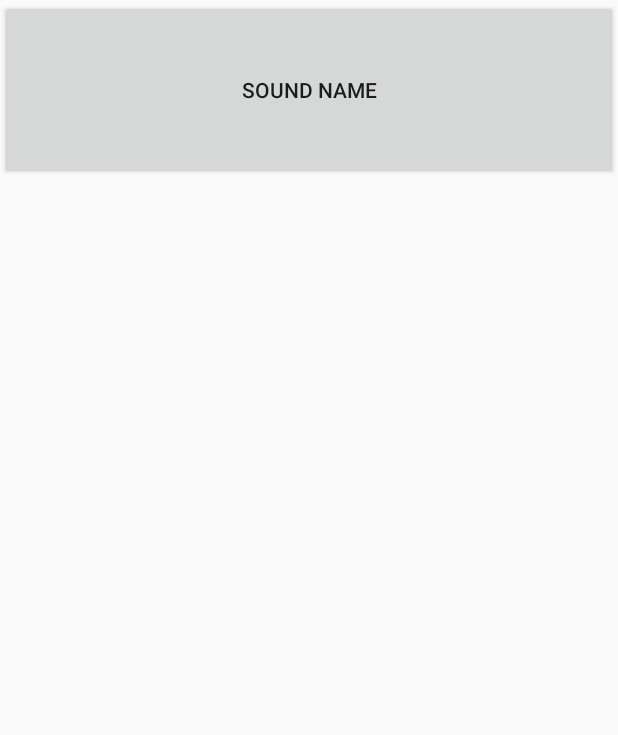
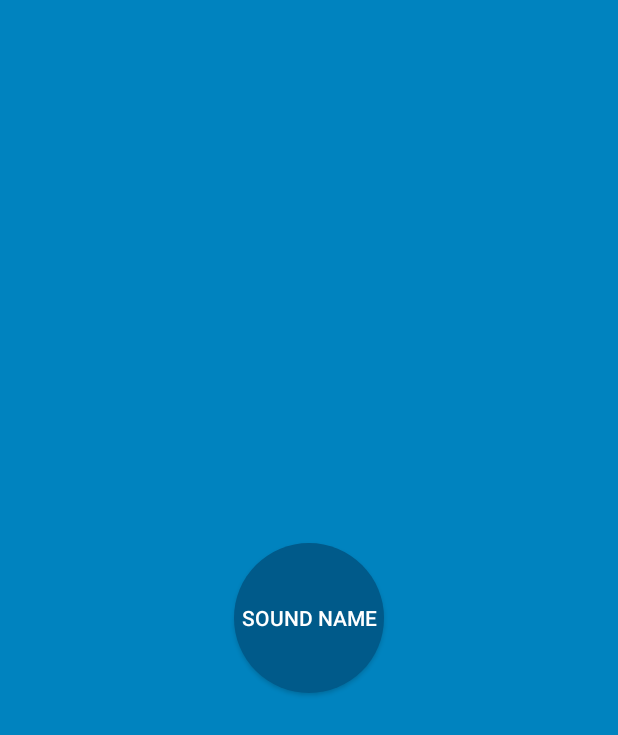
Before and after one commit to DmitriySlepets/BeatBox, an Android app: the layout list_item_sound.xml on its own in the app's theme, with its tools: preview values and no code run, on a phone screen of 412 x 824 dp. Shown: the top 735 px of the screen. Run offline under Robolectric (Android 15) with nearby library versions, the phone set to English and light mode, and no system bars.

Commit message:
new style

```diff
--- /dev/null
+++ b/app/src/main/res/drawable/button_beat_box_normal.xml
@@ -0,0 +1,3 @@
+<shape xmlns:android="http://schemas.android.com/apk/res/android" android:shape="oval">
+    <solid android:color="@color/dark_blue" />
+</shape>
--- a/app/src/main/res/layout/list_item_sound.xml
+++ b/app/src/main/res/layout/list_item_sound.xml
@@ -7,8 +7,9 @@
             type="ru.codeking.beatbox.viewmodel.SoundViewModel" />
     </data>
     <Button
-        android:layout_width="match_parent"
-        android:layout_height="120dp"
+        android:layout_width="100dp"
+        android:layout_height="100dp"
+        android:layout_gravity="center"
         android:onClick="@{() -> viewModel.onButtonClicked()}"
         android:text="@{viewModel.title}"
         tools:text="Sound name"/>
--- a/app/src/main/res/values/colors.xml
+++ b/app/src/main/res/values/colors.xml
@@ -3,4 +3,10 @@
     <color name="colorPrimary">#008577</color>
     <color name="colorPrimaryDark">#00574B</color>
     <color name="colorAccent">#D81B60</color>
+
+    <color name="red">#F44336</color>
+    <color name="dark_red">#C3352B</color>
+    <color name="gray">#607D8B</color>
+    <color name="soothing_blue">#0083BF</color>
+    <color name="dark_blue">#005A8A</color>
 </resources>
--- a/app/src/main/res/values/styles.xml
+++ b/app/src/main/res/values/styles.xml
@@ -1,11 +1,19 @@
 <resources>
 
     <!-- Base application theme. -->
-    <style name="AppTheme" parent="Theme.AppCompat.Light.DarkActionBar">
+    <style name="AppTheme" parent="Theme.AppCompat">
         <!-- Customize your theme here. -->
-        <item name="colorPrimary">@color/colorPrimary</item>
-        <item name="colorPrimaryDark">@color/colorPrimaryDark</item>
-        <item name="colorAccent">@color/colorAccent</item>
+        <item name="colorPrimary">@color/red</item>
+        <item name="colorPrimaryDark">@color/dark_red</item>
+        <item name="colorAccent">@color/gray</item>
+
+        <item name="android:windowBackground">@color/soothing_blue</item>
+        <item name="buttonStyle">@style/BeatBoxButton</item>
+    </style>
+
+
+    <style name="BeatBoxButton" parent="Widget.AppCompat.Button">
+        <item name="android:background">@drawable/button_beat_box_normal</item>
     </style>
 
 </resources>
```
